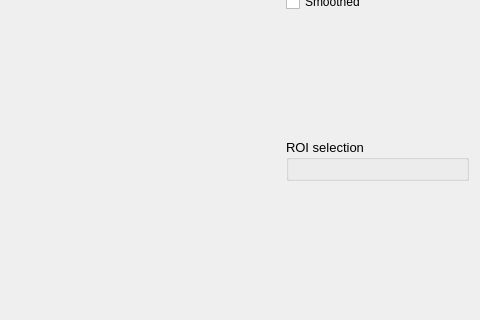
Above: opennft/ui/rtqa.ui from OpenNFT/OpenNFT before the change; both pictures show x 674 to 1154 and y 108 to 428 of the 1154 by 540 pixel window. Below: the same form after it.
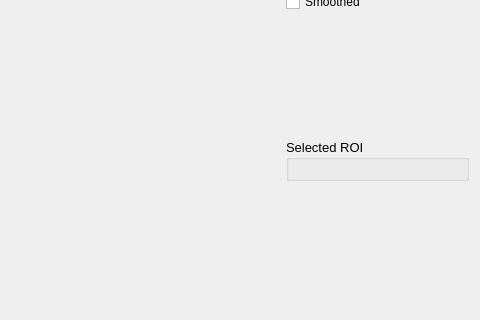
That is the form after the change.

Commit message: roi selector on main window (works with rtQA)

```diff
--- a/opennft/ui/rtqa.ui
+++ b/opennft/ui/rtqa.ui
@@ -849,7 +849,7 @@
         </font>
        </property>
        <property name="title">
-        <string>ROI selection</string>
+        <string>Selected ROI</string>
        </property>
        <layout class="QVBoxLayout" name="verticalLayout_23">
         <item>
```
The commit also changes 6 other files.
